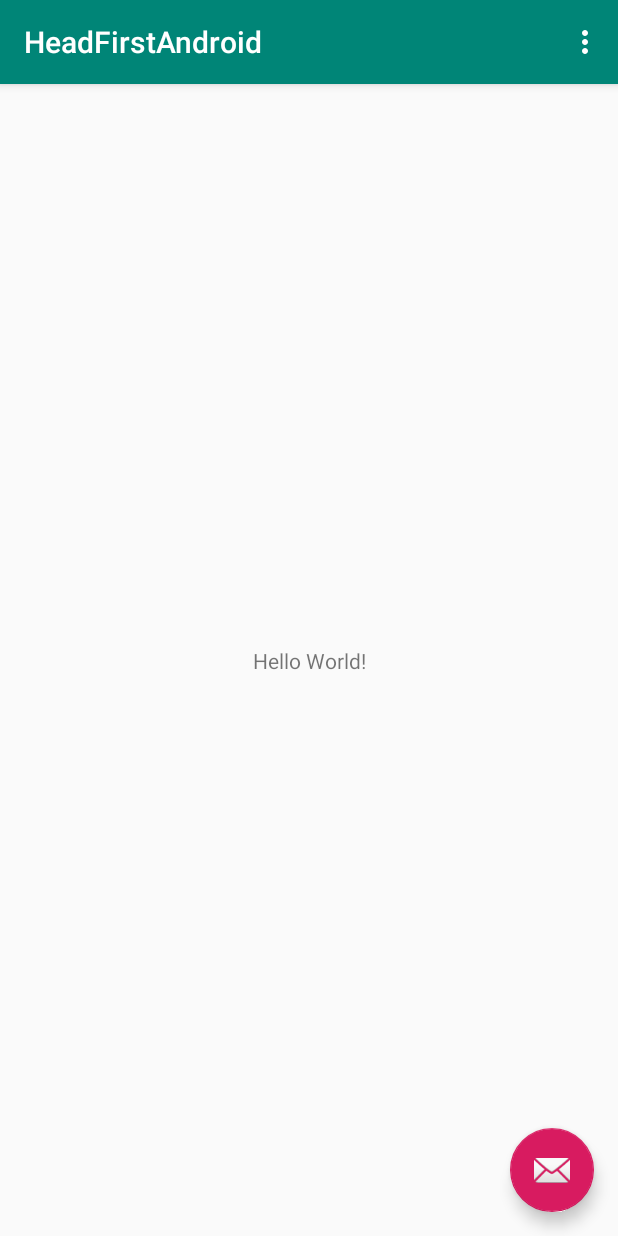
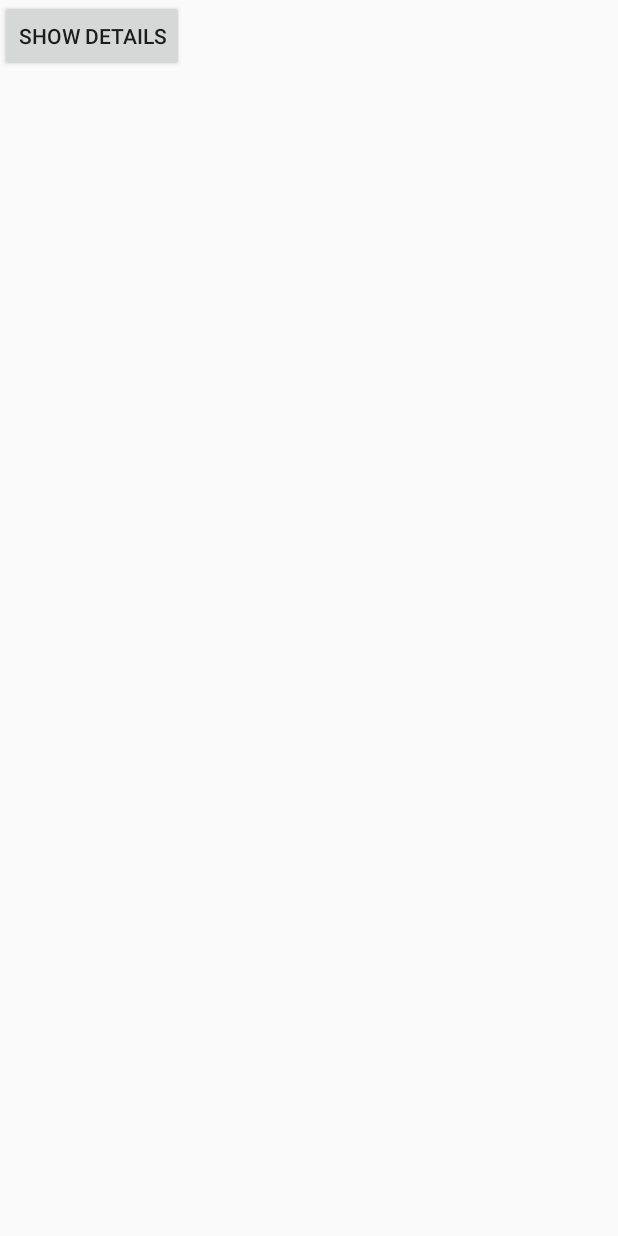
Before and after one commit to YongWei12/HeadFirstAndroidProject, an Android app: the screen it shows after launch (MainActivity), on a phone screen of 412 x 824 dp. Run offline under Robolectric (Android 15) with nearby library versions, the phone set to English and light mode, and no system bars.

```diff
--- a/app/build.gradle
+++ b/app/build.gradle
@@ -23,6 +23,7 @@ dependencies {
     implementation 'com.android.support:appcompat-v7:28.0.0'
     implementation 'com.android.support.constraint:constraint-layout:1.1.3'
     implementation 'com.android.support:design:28.0.0'
+    implementation 'com.android.support:support-v4:28.0.0'
     testImplementation 'junit:junit:4.12'
     androidTestImplementation 'com.android.support.test:runner:1.0.2'
     androidTestImplementation 'com.android.support.test.espresso:espresso-core:3.0.2'
--- a/app/src/main/AndroidManifest.xml
+++ b/app/src/main/AndroidManifest.xml
@@ -9,6 +9,7 @@
         android:roundIcon="@mipmap/ic_launcher_round"
         android:supportsRtl="true"
         android:theme="@style/AppTheme">
+        <activity android:name=".DetailActivity"></activity>
         <activity
             android:name=".MainActivity"
             android:label="@string/app_name"
--- a/app/src/main/java/com/example/headfirstandroid/MainActivity.java
+++ b/app/src/main/java/com/example/headfirstandroid/MainActivity.java
@@ -1,5 +1,6 @@
 package com.example.headfirstandroid;
 
+import android.content.Intent;
 import android.os.Bundle;
 import android.support.design.widget.FloatingActionButton;
 import android.support.design.widget.Snackbar;
@@ -15,38 +16,12 @@ public class MainActivity extends AppCompatActivity {
     protected void onCreate(Bundle savedInstanceState) {
         super.onCreate(savedInstanceState);
         setContentView(R.layout.activity_main);
-        Toolbar toolbar = findViewById(R.id.toolbar);
-        setSupportActionBar(toolbar);
 
-        FloatingActionButton fab = findViewById(R.id.fab);
-        fab.setOnClickListener(new View.OnClickListener() {
-            @Override
-            public void onClick(View view) {
-                Snackbar.make(view, "Replace with your own action", Snackbar.LENGTH_LONG)
-                        .setAction("Action", null).show();
-            }
-        });
+    }
+    public void onShowDetails(View view){
+        Intent intent = new Intent(this, DetailActivity.class);
+        startActivity(intent);
     }
 
-    @Override
-    public boolean onCreateOptionsMenu(Menu menu) {
-        // Inflate the menu; this adds items to the action bar if it is present.
-        getMenuInflater().inflate(R.menu.menu_main, menu);
-        return true;
-    }
 
-    @Override
-    public boolean onOptionsItemSelected(MenuItem item) {
-        // Handle action bar item clicks here. The action bar will
-        // automatically handle clicks on the Home/Up button, so long
-        // as you specify a parent activity in AndroidManifest.xml.
-        int id = item.getItemId();
-
-        //noinspection SimplifiableIfStatement
-        if (id == R.id.action_settings) {
-            return true;
-        }
-
-        return super.onOptionsItemSelected(item);
-    }
 }
--- a/app/src/main/res/layout/activity_main.xml
+++ b/app/src/main/res/layout/activity_main.xml
@@ -1,33 +1,14 @@
 <?xml version="1.0" encoding="utf-8"?>
-<android.support.design.widget.CoordinatorLayout xmlns:android="http://schemas.android.com/apk/res/android"
+<LinearLayout xmlns:android="http://schemas.android.com/apk/res/android"
     xmlns:app="http://schemas.android.com/apk/res-auto"
     xmlns:tools="http://schemas.android.com/tools"
     android:layout_width="match_parent"
     android:layout_height="match_parent"
     tools:context=".MainActivity">
 
-    <android.support.design.widget.AppBarLayout
-        android:layout_width="match_parent"
-        android:layout_height="wrap_content"
-        android:theme="@style/AppTheme.AppBarOverlay">
-
-        <android.support.v7.widget.Toolbar
-            android:id="@+id/toolbar"
-            android:layout_width="match_parent"
-            android:layout_height="?attr/actionBarSize"
-            android:background="?attr/colorPrimary"
-            app:popupTheme="@style/AppTheme.PopupOverlay" />
-
-    </android.support.design.widget.AppBarLayout>
-
-    <include layout="@layout/content_main" />
-
-    <android.support.design.widget.FloatingActionButton
-        android:id="@+id/fab"
-        android:layout_width="wrap_content"
-        android:layout_height="wrap_content"
-        android:layout_gravity="bottom|end"
-        android:layout_margin="@dimen/fab_margin"
-        app:srcCompat="@android:drawable/ic_dialog_email" />
-
-</android.support.design.widget.CoordinatorLayout>
+   <Button
+       android:layout_width="wrap_content"
+       android:layout_height="wrap_content"
+       android:onClick="onShowDetails"
+       android:text="@string/details_button"/>
+</LinearLayout>
--- a/app/src/main/res/values/strings.xml
+++ b/app/src/main/res/values/strings.xml
@@ -1,4 +1,10 @@
 <resources>
     <string name="app_name">HeadFirstAndroid</string>
     <string name="action_settings">Settings</string>
+    <string name="details_button">Show details</string>
+    <string name="workout_title">Title</string>
+    <string name="workout_description">Description</string>
+
+    <!-- TODO: Remove or change this placeholder text -->
+    <string name="hello_blank_fragment">Hello blank fragment</string>
 </resources>
```
Also changed, not shown: app/src/main/java/Workout.java (added, +36 -0 lines), app/src/main/java/com/example/headfirstandroid/DetailActivity.java (added, +14 -0 lines), app/src/main/java/com/example/headfirstandroid/WorkoutDetailFragment.java (added, +29 -0 lines), app/src/main/res/layout/activity_detail.xml (added, +7 -0 lines), app/src/main/res/layout/fragment_workout_detail.xml (added, +21 -0 lines).
